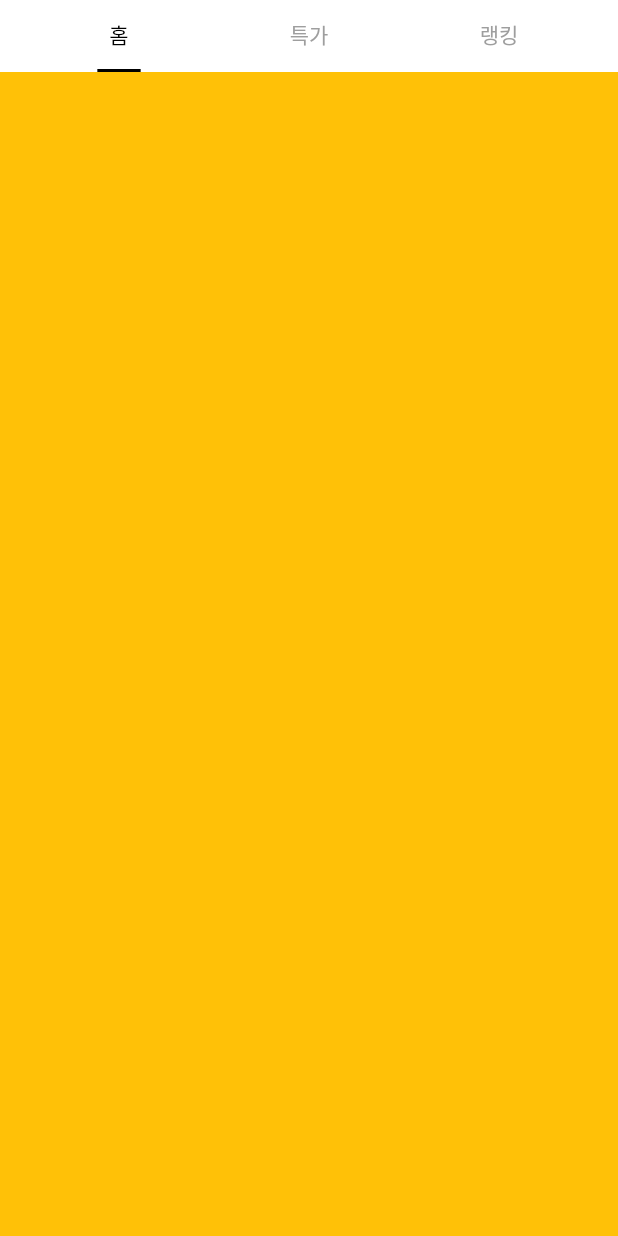
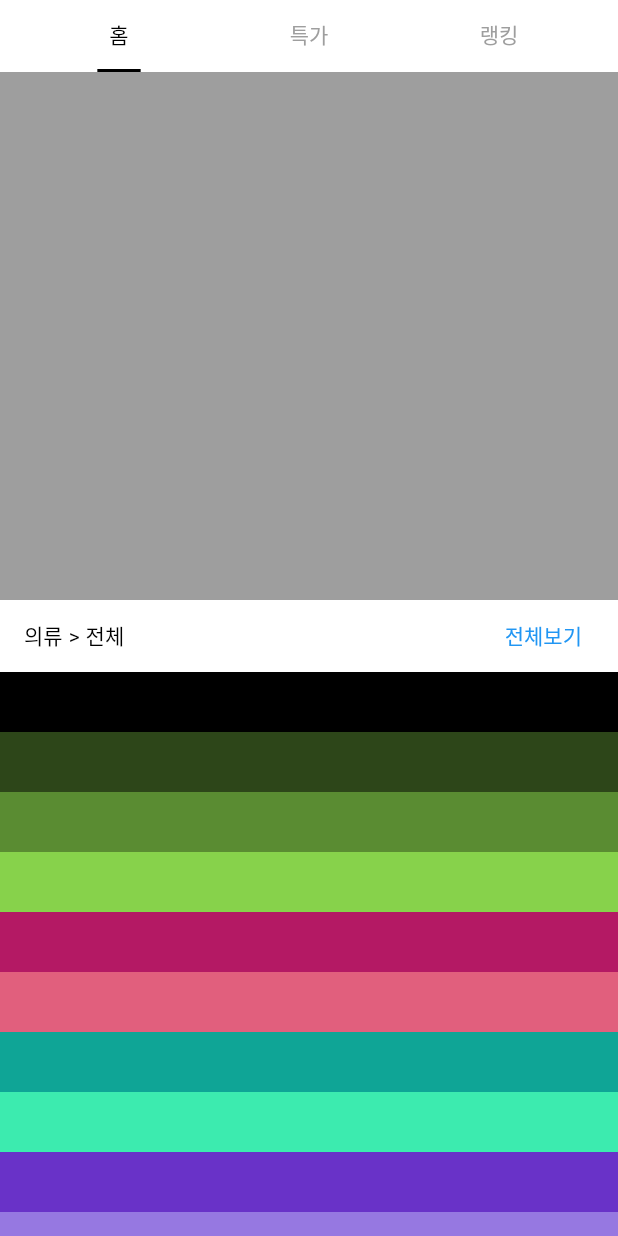
Before and after one commit to jpoh281/flutter_shopping, a Flutter app: the screen it shows after launch, scrolled down 104 dp, on a phone screen of 412 x 824 dp. Run offline on Flutter 3.47's test engine with Material 2 defaults, Android fonts, the phone set to English and light mode, and no system bars.

Commit message:
✅ 블로그 2부까지 완성

```diff
--- a/lib/shopping_screen.dart
+++ b/lib/shopping_screen.dart
@@ -29,8 +29,31 @@ class ShoppingScreen extends StatelessWidget {
                 hasScrollBody: true,
                 child: TabBarView(
                   children: [
-                    Container(
-                      color: Colors.amber,
+                    CustomScrollView(
+                      slivers: [
+                        SliverToBoxAdapter(
+                          child: Container(
+                            height: 400,
+                            color: Colors.grey,
+                          ),
+                        ),
+                        const SliverPersistentHeader(
+                            pinned: true,
+                            delegate: CategoryBreadcrumbs()),
+                        SliverList(
+                            delegate: SliverChildBuilderDelegate(
+                                (context, index) => Container(
+                                      height: 40,
+                                      // 보는 재미를 위해 인덱스에 아무 숫자나 곱한 뒤 255로
+                                      // 나눠 다른 색이 보이도록 함.
+                                      color: Color.fromRGBO(
+                                          (index * 45) % 255,
+                                          (index * 70) % 255,
+                                          (index * 25),
+                                          1.0),
+                                    ),
+                                childCount: 40))
+                      ],
                     ),
                     Container(
                       color: Colors.redAccent,
@@ -108,3 +131,42 @@ class TabBarDelegate extends SliverPersistentHeaderDelegate {
     return false;
   }
 }
+
+class CategoryBreadcrumbs extends SliverPersistentHeaderDelegate {
+  const CategoryBreadcrumbs();
+
+  @override
+  Widget build(
+      BuildContext context, double shrinkOffset, bool overlapsContent) {
+    return Container(
+      color: Colors.white,
+      height: 48,
+      padding: const EdgeInsets.symmetric(horizontal: 16.0),
+      child: Row(
+        children: [
+          const Text("의류", style: TextStyle(color: Colors.black)),
+          const SizedBox(width: 4),
+          const Text(">", style: TextStyle(color: Colors.black)),
+          const SizedBox(width: 4),
+          const Text("전체", style: TextStyle(color: Colors.black)),
+          const Spacer(),
+          TextButton(
+            onPressed: () {},
+            child: const Center(child: Text("전체보기")),
+          )
+        ],
+      ),
+    );
+  }
+
+  @override
+  double get maxExtent => 48;
+
+  @override
+  double get minExtent => 48;
+
+  @override
+  bool shouldRebuild(covariant SliverPersistentHeaderDelegate oldDelegate) {
+    return false;
+  }
+}
```
